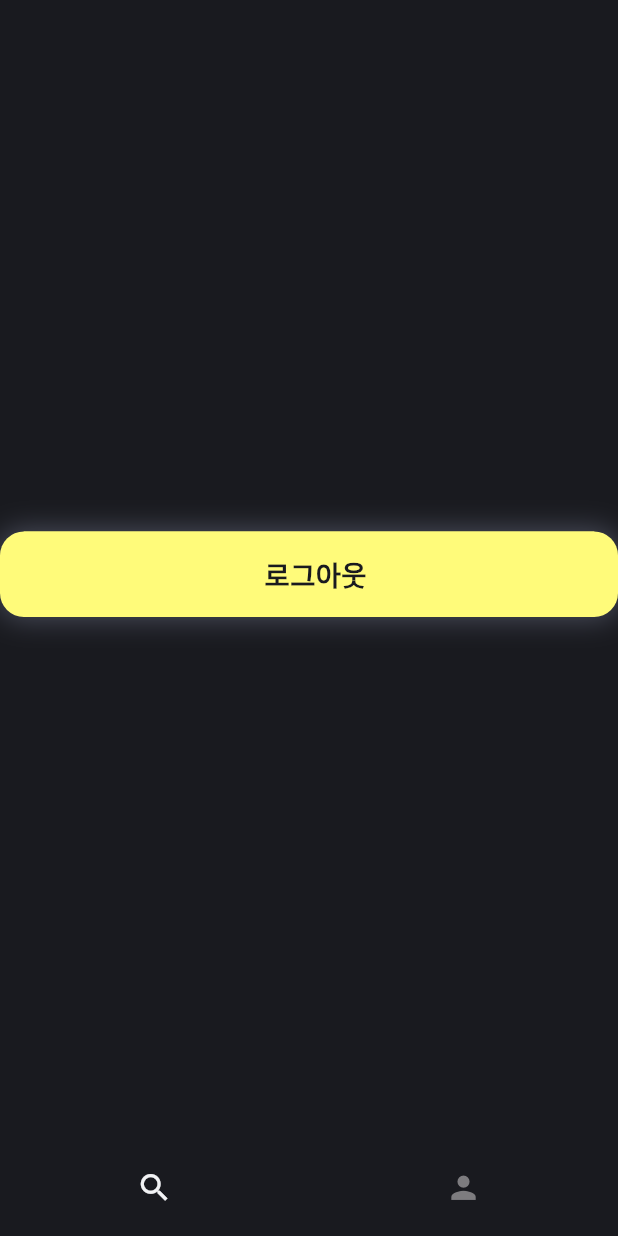
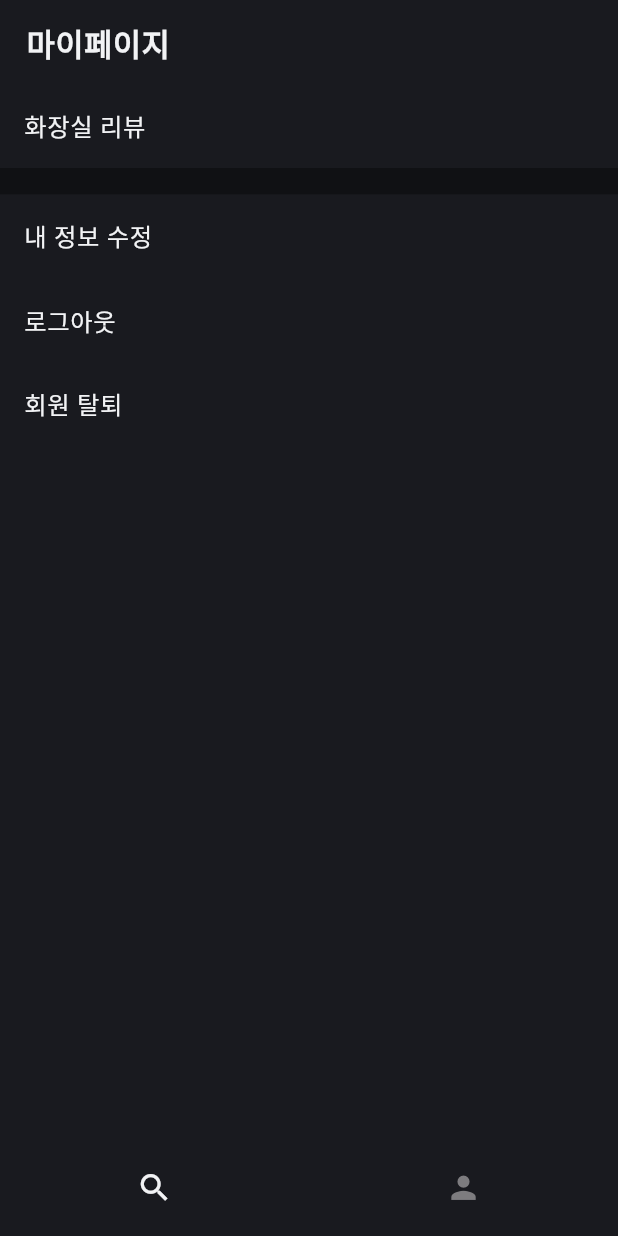
Before and after one commit to ooeunoo/pookaboo_demo, a Flutter app: the ProfilePage screen opened by its route, on a phone screen of 412 x 824 dp. Run offline on Flutter 3.47's test engine with Material 3 defaults, Android fonts, the light colour scheme and no system bars; drawn by our look-alikes of oktoast; our stand-ins replace dartz, equatable, flutter_bloc, flutter_screenutil, flutter_svg, freezed_annotation and 8 more; missing offline and left inert: geolocator_android, geolocator_apple, kakao_map_plugin; accounts and stored records are empty; statements that could not run were skipped.

Commit message:
review list

```diff
--- a/lib/layers/user/presentation/pages/profile/profile.dart
+++ b/lib/layers/user/presentation/pages/profile/profile.dart
@@ -1,9 +1,16 @@
 import 'package:flutter/material.dart';
 import 'package:flutter_bloc/flutter_bloc.dart';
+import 'package:go_router/go_router.dart';
 import 'package:pookaboo/layers/auth/presentation/bloc/auth_bloc.dart';
-import 'package:pookaboo/layers/user/presentation/widgets/signin_screen.dart';
+import 'package:pookaboo/layers/user/presentation/pages/profile/widgets/signin_screen.dart';
+import 'package:pookaboo/shared/localization/generated/message.dart';
+import 'package:pookaboo/shared/router/app_routes.dart';
+import 'package:pookaboo/shared/styles/dimens.dart';
+import 'package:pookaboo/shared/styles/palette.dart';
 import 'package:pookaboo/shared/utils/logging/log.dart';
 import 'package:pookaboo/shared/widgets/app_button.dart';
+import 'package:pookaboo/shared/widgets/app_divider.dart';
+import 'package:pookaboo/shared/widgets/app_text.dart';
 
 class ProfilePage extends StatefulWidget {
   const ProfilePage({super.key});
@@ -13,22 +20,84 @@ class ProfilePage extends StatefulWidget {
 }
 
 class _ProfilePageState extends State<ProfilePage> {
-  void _signOut() {
-    context.read<AuthBloc>().add(const AuthEvent.authLogoutButtonPressed());
+  late List<Map<String, dynamic>> menu;
+
+  @override
+  void initState() {
+    super.initState();
+    menu = [
+      {
+        "section": "1",
+        "title": "화장실 리뷰",
+        "onTap": () {
+          context.pushNamed(Routes.reviews.name);
+        }
+      },
+      {
+        "section": "2",
+        "title": "내 정보 수정",
+        "onTap": () {},
+      },
+      {
+        "section": "2",
+        "title": "로그아웃",
+        "onTap": () {
+          context
+              .read<AuthBloc>()
+              .add(const AuthEvent.authLogoutButtonPressed());
+        },
+      },
+      {
+        "section": "2",
+        "title": "회원 탈퇴",
+        "onTap": () {},
+      },
+    ];
   }
 
   @override
   Widget build(BuildContext context) {
-    return BlocBuilder<AuthBloc, AuthState>(
+    return Scaffold(
+        appBar: AppBar(
+          centerTitle: false,
+          titleSpacing: 0.0,
+          title: Padding(
+            padding: EdgeInsets.only(left: Dimens.space16),
+            child: AppText(Messages.of(context)!.myPage,
+                style: Theme.of(context).textTheme.bodyLarge!),
+          ),
+        ),
+        body: BlocBuilder<AuthBloc, AuthState>(
           builder: (context, state) => state.maybeWhen(
             authUserUnauthenticated: () {
               // 사용자가 인증되어 있지 않은 경우
               return const SignInScreen(); // 로그인 위젯 반환
             },
             orElse: () {
-          return Center(child: AppButton(title: "로그아웃", onPressed: _signOut));
+              return ListView.separated(
+                itemCount: menu.length,
+                separatorBuilder: (context, index) {
+                  // 현재 아이템과 다음 아이템의 "section" 값이 다를 때 Divider를 추가
+                  if (index < menu.length - 1 &&
+                      menu[index]["section"] != menu[index + 1]["section"]) {
+                    return const AppDivider();
+                  } else {
+                    return const SizedBox(); // section 간격을 없애기 위해 빈 SizedBox 반환
+                  }
+                },
+                itemBuilder: (context, index) {
+                  final item = menu[index];
+                  return ListTile(
+                    title: AppText(
+                      item['title'],
+                      style: Theme.of(context).textTheme.bodySmall!,
+                    ),
+                    onTap: item['onTap'],
+                  );
+                },
+              );
             },
           ),
-    );
+        ));
   }
 }
--- a/lib/shared/router/app_routes.dart
+++ b/lib/shared/router/app_routes.dart
@@ -10,6 +10,7 @@ import 'package:pookaboo/layers/auth/presentation/pages/login/login.dart';
 import 'package:pookaboo/layers/user/presentation/pages/profile/profile.dart';
 import 'package:pookaboo/layers/splash/presentation/pages/splash.dart';
 import 'package:pookaboo/layers/map/presentation/pages/map/map.dart';
+import 'package:pookaboo/layers/user/presentation/pages/review/review.dart';
 import 'package:pookaboo/shared/router/router_refresh_stream.dart';
 import 'package:pookaboo/shared/utils/logging/log.dart';
 
@@ -21,6 +22,9 @@ enum Routes {
 
   // profile page
   profile("/profile"),
+
+  // review page
+  reviews("/reviews"),
 
   // Auth Page
   // login("/auth/login"),
@@ -67,12 +71,6 @@ class AppRoute {
             pageBuilder: (context, state) => const NoTransitionPage(
               child: MapPage(),
             ),
-            // routes: [
-            //   GoRoute(
-            //     path: Routes.homeDetailsNamedPage,
-            //     builder: (context, state) => const HomeDetailsScreen(),
-            //   ),
-            // ],
           ),
           GoRoute(
             path: Routes.profile.path,
@@ -80,13 +78,13 @@ class AppRoute {
             pageBuilder: (context, state) => const NoTransitionPage(
               child: ProfilePage(),
             ),
-
-            // routes: [
-            //   GoRoute(
-            //     path: Routes.profileDetailsNamedPage,
-            //     builder: (context, state) => const ProfileDetailsScreen(),
-            //   ),
-            // ],
+          ),
+          GoRoute(
+            path: Routes.reviews.path,
+            name: Routes.reviews.name,
+            pageBuilder: (context, state) => const NoTransitionPage(
+              child: ReviewPage(),
+            ),
           ),
         ],
       ),
--- a/lib/shared/styles/palette.dart
+++ b/lib/shared/styles/palette.dart
@@ -66,6 +66,10 @@ class Palette {
   static const Color bottomSheetBackground = Color(0xff202328);
   static const Color bottomSheetBackgroundDark = Color(0xff202328);
 
+  // divider background
+  static const Color dividerBackground = Color(0xff101114);
+  static const Color dividerBackgroundDark = Color(0xff101114);
+
   // dialog background
   static const Color dialog = Color(0xff31363F);
   static const Color dialogDark = Color(0xff31363F);
@@ -106,6 +110,7 @@ class Palette {
   static const Color dividerDark = Color(0xff101114);
 
   // other
+  static const Color white = Color(0xffFFFFFF);
   static const Color redMocha = Color(0xfff38ba8);
   static const Color greenMocha = Color(0xffa6e3a1);
   static const Color roseWaterMocha = Color(0xfff5e0dc);
--- a/lib/shared/styles/theme.dart
+++ b/lib/shared/styles/theme.dart
@@ -22,6 +22,20 @@ ThemeData themeLight(BuildContext context) => ThemeData(
         showSelectedLabels: false,
         showUnselectedLabels: false,
       ),
+      tabBarTheme: TabBarTheme(
+          indicatorColor: Palette.white,
+          indicatorSize: TabBarIndicatorSize.tab,
+          labelStyle: Theme.of(context).textTheme.bodySmall?.copyWith(
+                fontWeight: FontWeight.w500,
+                fontSize: Dimens.bodySmall,
+                color: Palette.text,
+              ),
+          unselectedLabelStyle:
+              Theme.of(context).textTheme.labelLarge?.copyWith(
+                    fontWeight: FontWeight.w500,
+                    fontSize: Dimens.labelLarge,
+                    color: Palette.subText,
+                  )),
       textTheme: TextTheme(
         bodyLarge: Theme.of(context).textTheme.bodyLarge?.copyWith(
               fontWeight: FontWeight.w600,
@@ -55,6 +69,7 @@ ThemeData themeLight(BuildContext context) => ThemeData(
               color: Palette.subText,
             ),
       ),
+      dividerColor: Palette.dividerBackground,
       appBarTheme: const AppBarTheme().copyWith(
         titleTextStyle: Theme.of(context).textTheme.bodyLarge,
         color: Palette.background,
@@ -156,6 +171,21 @@ ThemeData themeDark(BuildContext context) => ThemeData(
               color: Palette.subTextDark,
             ),
       ),
+      tabBarTheme: TabBarTheme(
+          indicatorColor: Palette.white,
+          indicatorSize: TabBarIndicatorSize.tab,
+          labelStyle: Theme.of(context).textTheme.bodySmall?.copyWith(
+                fontWeight: FontWeight.w500,
+                fontSize: Dimens.bodySmall,
+                color: Palette.text,
+              ),
+          unselectedLabelStyle:
+              Theme.of(context).textTheme.labelLarge?.copyWith(
+                    fontWeight: FontWeight.w500,
+                    fontSize: Dimens.labelLarge,
+                    color: Palette.subText,
+                  )),
+      dividerColor: Palette.dividerBackgroundDark,
       appBarTheme: const AppBarTheme().copyWith(
         titleTextStyle: Theme.of(context).textTheme.bodyLarge,
         color: Palette.background,
--- /dev/null
+++ b/lib/shared/widgets/app_divider.dart
@@ -0,0 +1,12 @@
+import 'package:flutter/material.dart';
+import 'package:pookaboo/shared/styles/dimens.dart';
+import 'package:pookaboo/shared/styles/palette.dart';
+
+class AppDivider extends StatelessWidget {
+  const AppDivider({super.key});
+
+  @override
+  Widget build(BuildContext context) {
+    return Container(color: Palette.dividerBackground, height: Dimens.space16);
+  }
+}
```
Also changed, not shown: lib/layers/map/presentation/pages/map/map.dart (+55 -23 lines), lib/layers/user/presentation/pages/profile/widgets/signin_screen.dart (renamed from lib/layers/user/presentation/widgets/signin_screen.dart, +1 -11 lines), lib/layers/user/presentation/pages/review/review.dart (added, +69 -0 lines), lib/layers/user/presentation/pages/review/widgets/review_done.dart (added, +10 -0 lines), lib/layers/user/presentation/pages/review/widgets/review_undone.dart (added, +126 -0 lines). Lines whose indentation alone changed are shown as unchanged.
